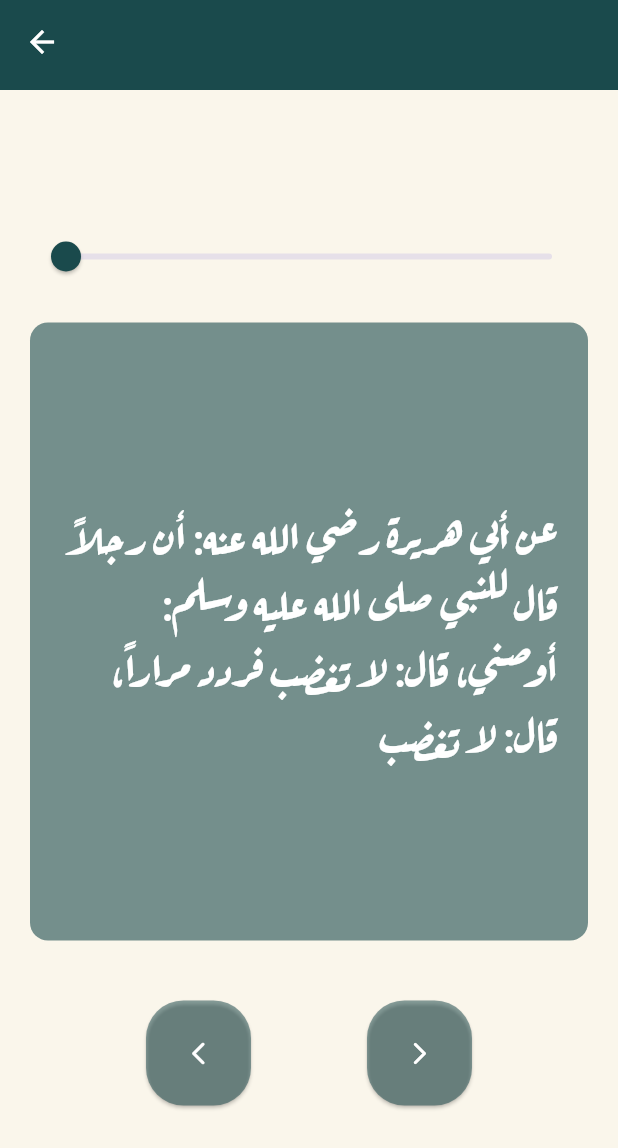
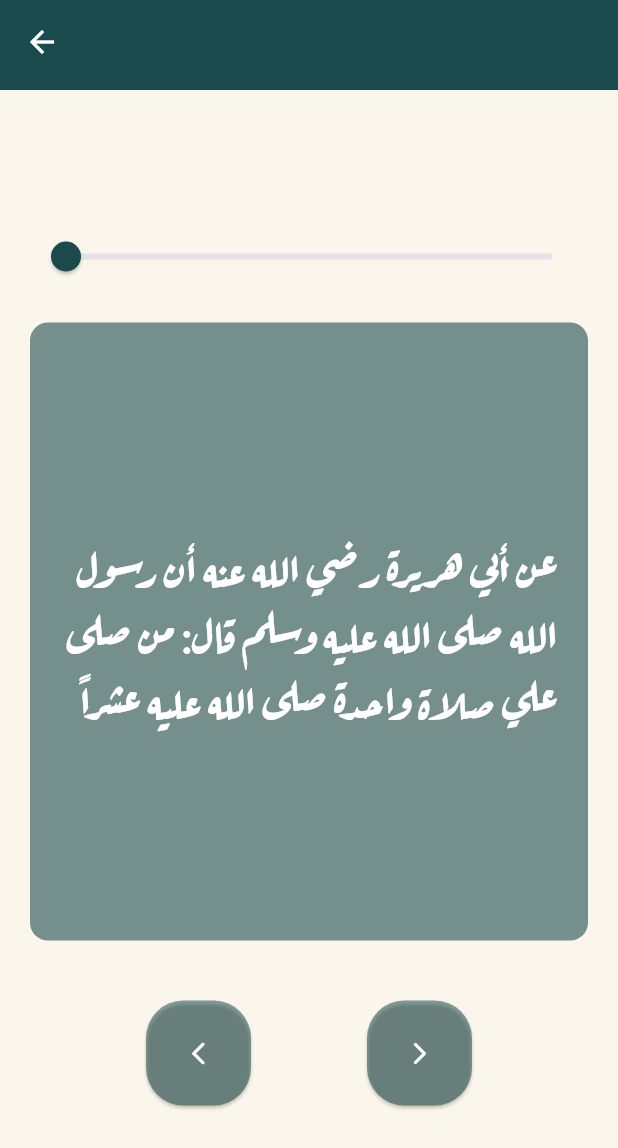
Before and after one commit to AhmedMohmmedd/azkar-app, a Flutter app: the AhadethView screen opened directly, on a phone screen of 412 x 824 dp. Shown: the top 1148 px of the screen. Run offline on Flutter 3.47's test engine with Material 3 defaults, Android fonts, the phone set to English and light mode, and no system bars; our stand-ins replace adhan, bloc, flutter_bloc, geolocator, shared_preferences; missing offline and left inert: jhijri; accounts and stored records are empty.

```diff
--- a/lib/ahadeth/views/ahadeth_view.dart
+++ /dev/null
@@ -1,86 +0,0 @@
-import 'package:azkar/ahadeth/widgets/hadeth_item.dart';
-import 'package:azkar/common/custom_app_bar.dart';
-import 'package:azkar/common/custom_rounded_button.dart';
-import 'package:azkar/common/custom_slider.dart';
-import 'package:azkar/utils/app_style.dart';
-import 'package:azkar/utils/constantis.dart';
-import 'package:flutter/material.dart';
-
-class AhadethView extends StatefulWidget {
-  const AhadethView({super.key});
-
-  @override
-  State<AhadethView> createState() => _AhadethViewState();
-}
-
-class _AhadethViewState extends State<AhadethView> {
-  static List ahadeth = [
-    'عن أبي هريرة رضي الله عنه: أن رجلاً قال للنبي صلى الله عليه وسلم: أوصني، قال: لا تغضب فردد مراراً، قال: لا تغضب',
-    'عن فضالة بن عبيد أن رسول الله صلى الله عليه وسلم قال في حجة الوداع: ألا أخبركم من المسلم، من سلم المسلمون من لسانه ويده، والمؤمن من أمنه الناس على أموالهم وأنفسهم، والمهاجر من هجر الخطايا والذنوب، والمجاهد من جاهد نفسه في طاعة الله عز وجل',
-    'عن عبد الله بن بسر رضي الله عنه: أن رجلاً قال: يا رسول الله إن شرائع الإسلام قد كثرت علي فأخبرني بشيء أتشبث به، قال: لا يزال لسانك رطباً من ذكر الله',
-    'قال رسول الله صلى الله عليه وسلم: من صمت نجا',
-    'قال رسول الله صلى الله عليه وسلم: المؤمن للمؤمن كالبنيان يشد بعضه بعضاً',
-    'عن أبي هريرة رضي الله عنه قال: قال رسول الله صلى الله عليه وسلم: (المؤمن القوي خير وأحب إلى الله من المؤمن الضعيف، وفي كل خير، احرص على ما ينفعك، واستعن بالله ولا تعجز، وإن أصابك شيء فلا تقل: لو أني فعلت كان كذا وكذا، ولكن قل: قدَر الله وما شاء فعل، فإن لو تفتح عمل الشيطان)',
-    // '',
-  ];
-  static double index = 0;
-  static double sliderValue = 0;
-  @override
-  Widget build(BuildContext context) {
-    return Scaffold(
-      appBar: const CustomAppBar(title: ''),
-      body: Container(
-        color: kbackgroundColor,
-        child: Center(
-          child: SingleChildScrollView(
-            child: Padding(
-              padding: const EdgeInsets.symmetric(horizontal: 20),
-              child: Column(
-                mainAxisAlignment: MainAxisAlignment.center,
-                children: [
-                  CustomSlider(
-                    max: ahadeth.length.toDouble() - 1,
-                    sliderValue: sliderValue,
-                  ),
-                  const SizedBox(
-                    height: 20,
-                  ),
-                  HadethItem(
-                    text: ahadeth[index.toInt()],
-                  ),
-                  const SizedBox(
-                    height: 40,
-                  ),
-                  Row(
-                    mainAxisAlignment: MainAxisAlignment.spaceEvenly,
-                    children: [
-                      CustomRoundedButton(
-                        onPressed: () {
-                          if (index > 0) {
-                            index--;
-                            sliderValue = index;
-                            setState(() {});
-                          } else {}
-                        },
-                      ),
-                      CustomRoundedButton(
-                        icon: Icons.arrow_forward_ios_rounded,
-                        onPressed: () {
-                          if (index < ahadeth.length - 1) {
-                            index++;
-                            sliderValue = index;
-                            setState(() {});
-                          } else {}
-                        },
-                      ),
-                    ],
-                  ),
-                ],
-              ),
-            ),
-          ),
-        ),
-      ),
-    );
-  }
-}
--- /dev/null
+++ b/lib/features/ahadeth/views/ahadeth_view.dart
@@ -0,0 +1,107 @@
+import 'package:azkar/features/ahadeth/widgets/hadeth_item.dart';
+import 'package:azkar/common/custom_app_bar.dart';
+import 'package:azkar/common/custom_rounded_button.dart';
+import 'package:azkar/common/custom_slider.dart';
+import 'package:azkar/utils/constantis.dart';
+import 'package:flutter/material.dart';
+
+class AhadethView extends StatefulWidget {
+  const AhadethView({super.key});
+
+  @override
+  State<AhadethView> createState() => _AhadethViewState();
+}
+
+class _AhadethViewState extends State<AhadethView> {
+  static List ahadeth = [
+    // '',
+    'عن أبي هريرة رضي الله عنه أن رسول الله صلى الله عليه وسلم قال: من صلى علي صلاة واحدة صلى الله عليه عشراً',
+    'عن أبي هريرة رضي الله عنه أن رسول الله صلى الله عليه وسلم قال: من كذب علي متعمداً فليتبوأ مقعده من النار',
+    'إنما الأعمال بالنيات، وإنما لكل امرئ ما نوى، فمن كانت هجرته إلى الله ورسوله، فهجرته إلى الله ورسوله، ومن كانت هجرته لدنيا يصيبها أو امرأة يتزوجها، فهجرته إلى ما هاجر إليه',
+    'كل أمتي يدخلون الجنة إلا من أبى قالوا: يا رسول الله: ومن يأبى؟ قال: من أطاعني دخل الجنة، ومن عصاني فقد أبى',
+    'عن أنس بن مالك الأنصاري رضي الله عنه أن النبي صلى الله عليه وسلم قال: من رغب عن سنتي فليس مني',
+    'لا يؤمن أحدكم حتى أكون أحب إليه من والده وولده والناس أجمعين',
+    'عن أبي هريرة رضي الله عنه عن النبي صلى الله عليه وسلم قال: الإيمان بضع وستون شعبة، والحياء شعبة من الإيمان',
+    'لا يؤمن أحدكم حتى يحب لأخيه ما يحب لنفسه',
+    'عن عثمان بن عفان رضي الله عنه قال: قال رسول الله صلى الله عليه وسلم: خيركم من تعلم القرآن وعلمه ',
+    'لا حسد إلا في اثنتين: رجل آتاه الله القرآن فهو يقوم به آناء الليل وآناء النهار، ورجل آتاه الله مالاً فهو ينفقه آناء الليل وآناء النهار',
+    'عن ابن مسعود رضي الله عنه قال: قال النبي صلى الله عليه وسلم:  من قرأ بالآيتين من آخر سور البقرة في ليلة كفتاه ',
+    'عن معاوية بن أبي سفيان رضي الله عنهما قال: سمعت النبي صلى الله عليه وسلم يقول: من يرد الله به خيرا يفقهه في الدين ',
+    'من سلك طريقاً يلتمس فيه علماً سهَّل الله له به طريقاً إلى الجنة',
+    'عن أبي بكرة رضي الله عنه قال: قال النبي صلى الله عليه وسلم: أكبر الكبائر: الإشراك بالله، وعقوق الوالدين، وشهادة الزور',
+    'عن عبدالله بن عمر بن الخطاب رضي الله عنهما عن النبي صلى الله عليه وسلم قال: الظلم ظلمات يوم القيامة',
+    'إن العبد ليتكلم بالكلمة، ما يتبين ما فيها، يهوي بها في النار، أبعد ما بين المشرق والمغرب',
+    // '',
+    // 'واتقوا اللَّه لعلكم تفلحون',
+    // 'لذين آمنوا وتطمئن قلوبهم بذكر اللَّهِ ألا بذكر اللَّه تطمئِن القلوب',
+    // 'فَمَنِ اتَّبَعَ هُدَايَ فَلا يَضِلُّ وَلا يَشْقَى',
+    // 'وَمَنْ أَعْرَضَ عَنْ ذِكْرِي فَإِنَّ لَهُ مَعِيشَةً ضَنكًا',
+    // 'فَنَادَىٰ فِي الظُّلُمَاتِ أَن لَّا إِلَٰهَ إِلَّا أَنتَ سُبْحَانَكَ إِنِّي كُنتُ مِنَ الظَّالِمِينَ',
+    // 'إِنَّمَا يُوَفَّى الصَّابِرُونَ أَجْرَهُمْ بِغَيْرِ حِسَابٍ',
+    // 'قُلْ يَا عِبَادِيَ الَّذِينَ أَسْرَفُوا عَلَىٰ أَنفُسِهِمْ لَا تَقْنَطُوا مِن رَّحْمَةِ اللَّهِ ۚ إِنَّ اللَّهَ يَغْفِرُ الذُّنُوبَ جَمِيعًا ۚ إِنَّهُ هُوَ الْغَفُورُ الرَّحِيمُ',
+    // 'وَبَشِّرِ الصَّابِرِينَ',
+    // 'إنَّ مَعَ العُسْرِ يُسْراً',
+    // 'فَلَا يَحْزُنْكَ قَوْلُهُمْ',
+    // 'رَبَّنَا لَا تُزِغْ قُلُوبَنَا بَعْدَ إِذْ هَدَيْتَنَا وَهَبْ لَنَا مِن لَّدُنكَ رَحْمَةً ۚ إِنَّكَ أَنتَ ٱلْوَهَّابُ',
+  ];
+  static double index = 0;
+  static double sliderValue = 0;
+  @override
+  Widget build(BuildContext context) {
+    return Scaffold(
+      appBar: const CustomAppBar(title: ''),
+      body: Container(
+        color: kbackgroundColor,
+        child: Center(
+          child: SingleChildScrollView(
+            child: Padding(
+              padding: const EdgeInsets.symmetric(horizontal: 20),
+              child: Column(
+                mainAxisAlignment: MainAxisAlignment.center,
+                children: [
+                  CustomSlider(
+                    max: ahadeth.length.toDouble() - 1,
+                    sliderValue: sliderValue,
+                  ),
+                  const SizedBox(
+                    height: 20,
+                  ),
+                  HadethItem(
+                    text: ahadeth[index.toInt()],
+                  ),
+                  const SizedBox(
+                    height: 40,
+                  ),
+                  Row(
+                    mainAxisAlignment: MainAxisAlignment.spaceEvenly,
+                    children: [
+                      CustomRoundedButton(
+                        onPressed: () {
+                          if (index > 0) {
+                            index--;
+                            sliderValue = index;
+                            setState(() {});
+                          } else {}
+                        },
+                      ),
+                      CustomRoundedButton(
+                        icon: Icons.arrow_forward_ios_rounded,
+                        onPressed: () {
+                          if (index < ahadeth.length - 1) {
+                            index++;
+                            sliderValue = index;
+                            setState(() {});
+                          } else {}
+                        },
+                      ),
+                    ],
+                  ),
+                ],
+              ),
+            ),
+          ),
+        ),
+      ),
+    );
+  }
+}
```
Also changed, not shown: lib/features/ayat/views/ayat_view.dart (added, +96 -0 lines), lib/features/home/widgets/categorys_section.dart (+9 -3 lines), lib/features/ahadeth/widgets/hadeth_item.dart (renamed from lib/ahadeth/widgets/hadeth_item.dart).
